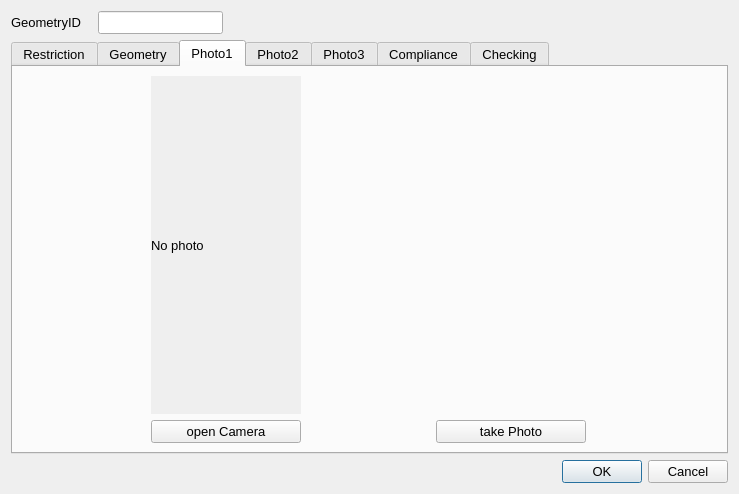
The window that ui/MovingTrafficSigns_200619.ui (tlh22/demandForm) describes before a commit, drawn with Qt 5.
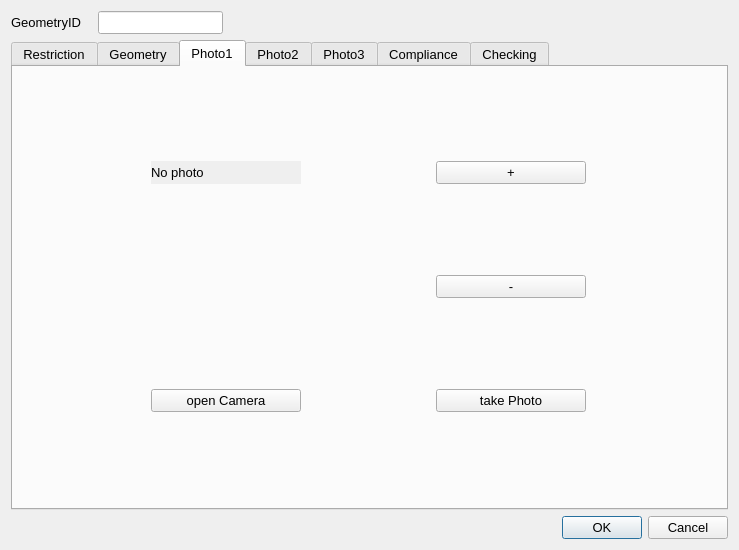
The same window after the commit. The open tabs and pages were chosen to show the change. Icons and pictures are not drawn.

What changed in the file:
```diff
--- a/ui/MovingTrafficSigns_200619.ui
+++ b/ui/MovingTrafficSigns_200619.ui
@@ -7,7 +7,7 @@
     <x>0</x>
     <y>0</y>
     <width>739</width>
-    <height>494</height>
+    <height>550</height>
    </rect>
   </property>
   <property name="sizePolicy">
@@ -352,7 +352,7 @@
        <string>Photo1</string>
       </attribute>
       <layout class="QGridLayout" name="gridLayout_2">
-       <item row="1" column="0">
+       <item row="2" column="0">
         <widget class="QPushButton" name="startCamera1">
          <property name="maximumSize">
           <size>
@@ -378,7 +378,7 @@
          </property>
         </widget>
        </item>
-       <item row="1" column="2">
+       <item row="2" column="2">
         <widget class="QPushButton" name="getPhoto1">
          <property name="maximumSize">
           <size>
@@ -401,6 +401,13 @@
          </property>
         </widget>
        </item>
+       <item row="0" column="2">
+        <widget class="QPushButton" name="pb_zoomIn_01">
+         <property name="text">
+          <string>+</string>
+         </property>
+        </widget>
+       </item>
        <item row="0" column="0">
         <widget class="QLabel" name="Photo_Widget_01">
          <property name="sizePolicy">
@@ -423,6 +430,13 @@
          </property>
         </widget>
        </item>
+       <item row="1" column="2">
+        <widget class="QPushButton" name="pb_zoomOut_01">
+         <property name="text">
+          <string>-</string>
+         </property>
+        </widget>
+       </item>
       </layout>
      </widget>
      <widget class="QWidget" name="PhotoTab_02">
```
